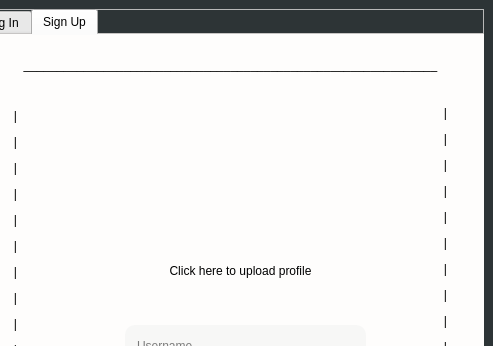
KrishnanSG/Cloud, file Login/login_signup.ui: the form before one commit; both pictures show x 603 to 1096 and y 0 to 346 of the 1096 by 682 pixel window.
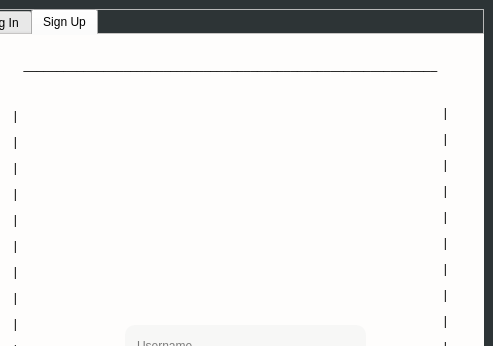
The form after the commit. Icons and pictures are not drawn.

```diff
--- a/Login/login_signup.ui
+++ b/Login/login_signup.ui
@@ -410,28 +410,6 @@
        <string/>
       </property>
      </widget>
-     <widget class="QPushButton" name="upload">
-      <property name="geometry">
-       <rect>
-        <x>160</x>
-        <y>220</y>
-        <width>211</width>
-        <height>31</height>
-       </rect>
-      </property>
-      <property name="styleSheet">
-       <string notr="true">QPushButton{
-border-radius:10px;
-background-color:rgba(238,238,236,0)
-}
-QPushButton::hover{
-color:grey;
-}</string>
-      </property>
-      <property name="text">
-       <string>Click here to upload profile</string>
-      </property>
-     </widget>
      <widget class="QLabel" name="label_12">
       <property name="geometry">
        <rect>
@@ -509,7 +487,7 @@
       <property name="geometry">
        <rect>
         <x>180</x>
-        <y>50</y>
+        <y>90</y>
         <width>161</width>
         <height>161</height>
        </rect>
```
Left out of the diff: 1 changed line with no effect on the pictures.
